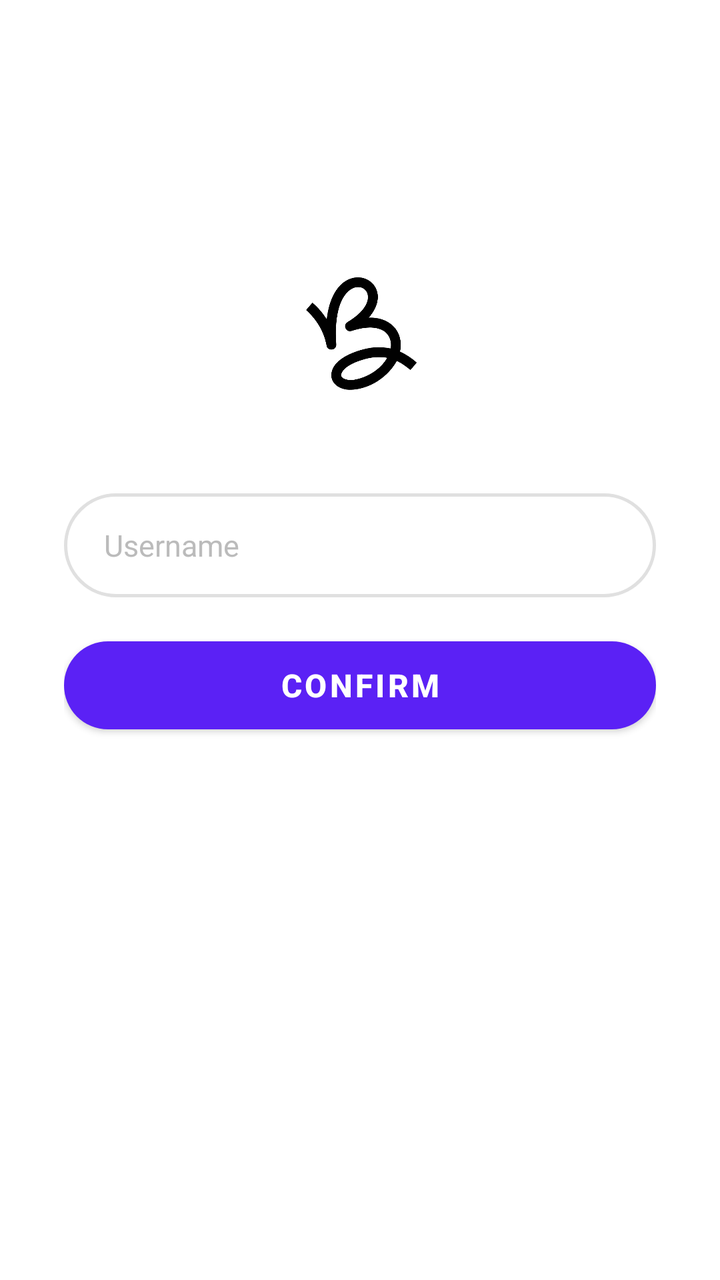
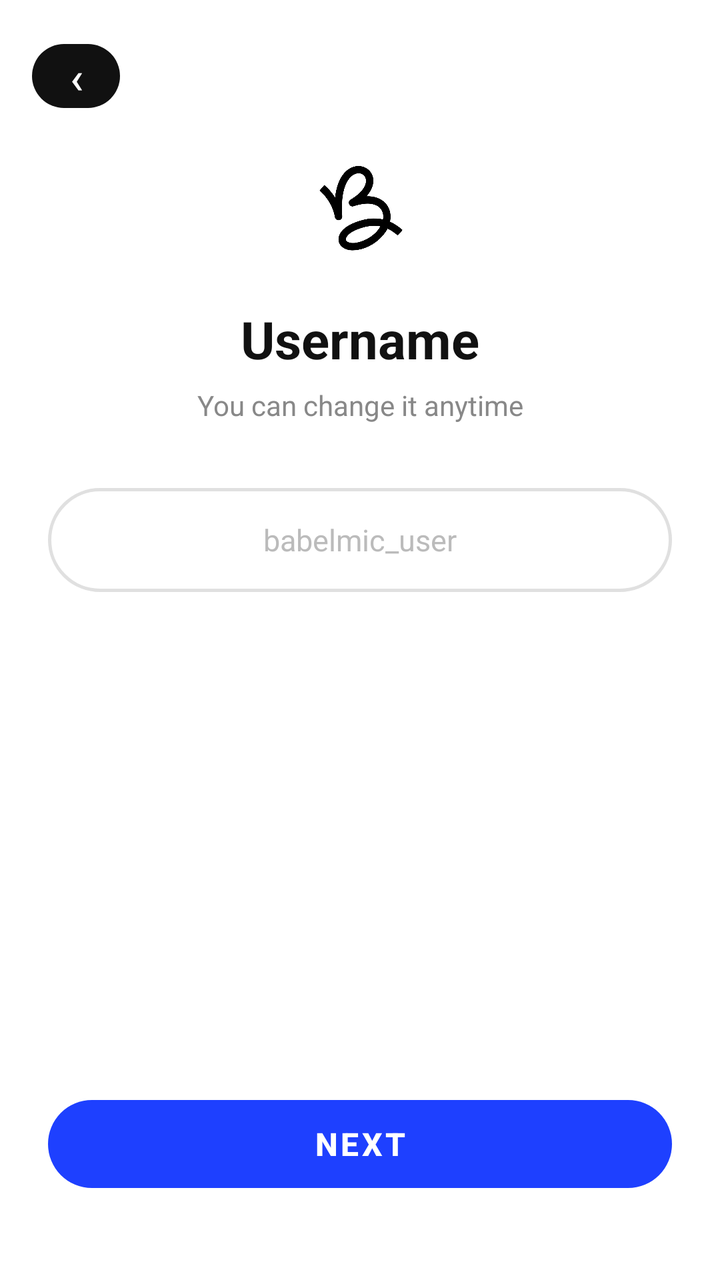

An Android layout rendered at two revisions. The XML below is the earlier revision; the diff shows what the commit changed to produce the second picture.
<!-- AndroidManifest.xml: application theme Theme.BabelMic -->
<!-- res/layout/activity_username.xml -->
<?xml version="1.0" encoding="utf-8"?>
<LinearLayout
    xmlns:android="http://schemas.android.com/apk/res/android"
    xmlns:app="http://schemas.android.com/apk/res-auto"
    android:layout_width="match_parent"
    android:layout_height="match_parent"
    android:orientation="vertical"
    android:gravity="center"
    android:background="@color/background"
    android:paddingHorizontal="32dp">

    
    <View android:layout_width="match_parent" android:layout_height="0dp"
        android:layout_weight="1" />

    
    <ImageView
        android:id="@+id/iv_logo"
        android:layout_width="@dimen/logo_size"
        android:layout_height="@dimen/logo_size"
        android:src="@drawable/ic_logo"
        android:contentDescription="BabelMic logo"
        android:layout_gravity="center_horizontal"
        android:layout_marginBottom="48dp" />

    
    <EditText
        android:id="@+id/et_username"
        android:layout_width="match_parent"
        android:layout_height="@dimen/input_height"
        android:background="@drawable/bg_input_pill"
        android:hint="Username"
        android:textColorHint="@color/text_hint"
        android:textColor="@color/text_primary"
        android:textSize="15sp"
        android:paddingHorizontal="20dp"
        android:inputType="textPersonName"
        android:maxLength="24"
        android:singleLine="true"
        android:imeOptions="actionDone"
        android:layout_marginBottom="16dp" />

    
    <com.google.android.material.button.MaterialButton
        android:id="@+id/btn_confirm"
        android:layout_width="match_parent"
        android:layout_height="@dimen/button_height"
        android:text="Confirm"
        android:textColor="@color/text_on_primary"
        android:textSize="16sp"
        android:textStyle="bold"
        app:backgroundTint="@color/babelmic_primary"
        app:cornerRadius="@dimen/button_corner"
        app:elevation="0dp" />

    
    <View android:layout_width="match_parent" android:layout_height="0dp"
        android:layout_weight="2" />

</LinearLayout>
<!-- resources referenced by this layout -->
<resources>
  <color name="babelmic_primary">#5B21F5</color>
  <color name="background">#FFFFFF</color>
  <color name="text_hint">#BBBBBB</color>
  <color name="text_on_primary">#FFFFFF</color>
  <color name="text_primary">#111111</color>
  <dimen name="button_corner">28dp</dimen>
  <dimen name="button_height">56dp</dimen>
  <dimen name="input_height">52dp</dimen>
  <dimen name="logo_size">64dp</dimen>
  <!-- drawable bg_input_pill (drawable) -->
  <?xml version="1.0" encoding="utf-8"?>
  <shape xmlns:android="http://schemas.android.com/apk/res/android"
      android:shape="rectangle">
      <solid android:color="@color/input_bg" />
      <corners android:radius="28dp" />
      <stroke android:width="1.5dp" android:color="@color/input_border" />
  </shape>
  <!-- drawable ic_logo (drawable) -->
  <?xml version="1.0" encoding="utf-8"?>
  <vector xmlns:android="http://schemas.android.com/apk/res/android"
      android:width="64dp"
      android:height="64dp"
      android:viewportWidth="100"
      android:viewportHeight="100">
  
      
  
      
      <path
          android:fillColor="@android:color/transparent"
          android:strokeColor="#111111"
          android:strokeWidth="11"
          android:strokeLineCap="round"
          android:strokeLineJoin="round"
          android:pathData="
              M 20,78
              C 16,70 15,60 18,51
              C 21,42 28,35 36,30
              C 30,25 24,18 24,11
              C 24,6  28,3  33,4
              C 38,5  41,10 38,15
              C 36,19 32,20 36,22
              C 44,25 54,30 60,38
              C 66,46 65,57 59,64
              C 53,71 44,74 35,73
              C 30,72 25,76 22,80
          " />
  
      
      <path
          android:fillColor="@android:color/transparent"
          android:strokeColor="#111111"
          android:strokeWidth="11"
          android:strokeLineCap="round"
          android:strokeLineJoin="round"
          android:pathData="
              M 36,30
              C 48,30 62,34 68,43
              C 74,52 70,65 62,71
              C 54,77 43,78 33,76
          " />
  
  </vector>
  <style name="Theme.BabelMic" parent="Theme.MaterialComponents.Light.NoActionBar">
          <item name="colorPrimary">@color/babelmic_primary</item>
          <item name="colorPrimaryVariant">@color/babelmic_primary_dark</item>
          <item name="colorOnPrimary">@color/text_on_primary</item>
          <item name="colorSecondary">@color/babelmic_accent</item>
          <item name="colorOnSecondary">@color/text_on_accent</item>
          <item name="android:colorBackground">@color/background</item>
          <item name="colorSurface">@color/surface</item>
          <item name="colorOnSurface">@color/text_primary</item>
          <item name="android:statusBarColor">@color/background</item>
          <item name="android:windowLightStatusBar">true</item>
          <item name="android:textColorPrimary">@color/text_primary</item>
          <item name="android:textColorSecondary">@color/text_secondary</item>
          <item name="android:textColorHint">@color/text_hint</item>
          <item name="shapeAppearanceSmallComponent">@style/ShapeAppearance.BabelMic.SmallComponent</item>
          <item name="shapeAppearanceMediumComponent">@style/ShapeAppearance.BabelMic.MediumComponent</item>
      </style>
  <color name="input_bg">#FFFFFF</color>
  <color name="input_border">#E0E0E0</color>
  <color name="babelmic_primary_dark">#4318C4</color>
  <color name="babelmic_accent">#FFEB00</color>
  <color name="text_on_accent">#111111</color>
  <color name="surface">#FFFFFF</color>
  <color name="text_secondary">#888888</color>
  <style name="ShapeAppearance.BabelMic.SmallComponent" parent="ShapeAppearance.MaterialComponents.SmallComponent">
          <item name="cornerSize">50%</item>
      </style>
  <style name="ShapeAppearance.BabelMic.MediumComponent" parent="ShapeAppearance.MaterialComponents.MediumComponent">
          <item name="cornerSize">16dp</item>
      </style>
</resources>

<!-- the commit's change to res/layout/activity_username.xml (unified diff, before → after) -->
@@ -1,17 +1,29 @@
 <?xml version="1.0" encoding="utf-8"?>
-<LinearLayout
+<androidx.constraintlayout.widget.ConstraintLayout
     xmlns:android="http://schemas.android.com/apk/res/android"
     xmlns:app="http://schemas.android.com/apk/res-auto"
     android:layout_width="match_parent"
     android:layout_height="match_parent"
-    android:orientation="vertical"
-    android:gravity="center"
-    android:background="@color/background"
-    android:paddingHorizontal="32dp">
+    android:background="@color/background">
 
     
-    <View android:layout_width="match_parent" android:layout_height="0dp"
-        android:layout_weight="1" />
+    <com.google.android.material.button.MaterialButton
+        android:id="@+id/btn_back"
+        style="@style/Widget.MaterialComponents.Button.OutlinedButton"
+        android:layout_width="44dp"
+        android:layout_height="44dp"
+        android:layout_marginStart="16dp"
+        android:layout_marginTop="16dp"
+        android:padding="0dp"
+        android:text="‹"
+        android:textSize="22sp"
+        android:textColor="@color/text_on_black"
+        app:backgroundTint="@color/babelmic_black"
+        app:strokeWidth="0dp"
+        app:cornerRadius="22dp"
+        app:elevation="0dp"
+        app:layout_constraintTop_toTopOf="parent"
+        app:layout_constraintStart_toStartOf="parent" />
 
     
     <ImageView
@@ -19,42 +31,79 @@
         android:layout_width="@dimen/logo_size"
         android:layout_height="@dimen/logo_size"
         android:src="@drawable/ic_logo"
-        android:contentDescription="BabelMic logo"
-        android:layout_gravity="center_horizontal"
-        android:layout_marginBottom="48dp" />
+        android:scaleType="fitCenter"
+        android:contentDescription="BabelMic"
+        android:layout_marginTop="80dp"
+        app:layout_constraintTop_toTopOf="parent"
+        app:layout_constraintStart_toStartOf="parent"
+        app:layout_constraintEnd_toEndOf="parent" />
+
+    
+    <TextView
+        android:id="@+id/tv_title"
+        android:layout_width="wrap_content"
+        android:layout_height="wrap_content"
+        android:text="Username"
+        android:textSize="26sp"
+        android:textStyle="bold"
+        android:textColor="@color/text_primary"
+        android:layout_marginTop="24dp"
+        app:layout_constraintTop_toBottomOf="@id/iv_logo"
+        app:layout_constraintStart_toStartOf="parent"
+        app:layout_constraintEnd_toEndOf="parent" />
+
+    
+    <TextView
+        android:id="@+id/tv_subtitle"
+        android:layout_width="wrap_content"
+        android:layout_height="wrap_content"
+        android:text="You can change it anytime"
+        android:textSize="14sp"
+        android:textColor="@color/text_secondary"
+        android:layout_marginTop="6dp"
+        app:layout_constraintTop_toBottomOf="@id/tv_title"
+        app:layout_constraintStart_toStartOf="parent"
+        app:layout_constraintEnd_toEndOf="parent" />
 
     
     <EditText
         android:id="@+id/et_username"
-        android:layout_width="match_parent"
+        android:layout_width="0dp"
         android:layout_height="@dimen/input_height"
+        android:layout_marginHorizontal="24dp"
+        android:layout_marginTop="32dp"
         android:background="@drawable/bg_input_pill"
-        android:hint="Username"
+        android:hint="babelmic_user"
         android:textColorHint="@color/text_hint"
         android:textColor="@color/text_primary"
         android:textSize="15sp"
         android:paddingHorizontal="20dp"
+        android:gravity="center"
         android:inputType="textPersonName"
         android:maxLength="24"
         android:singleLine="true"
         android:imeOptions="actionDone"
-        android:layout_marginBottom="16dp" />
+        app:layout_constraintTop_toBottomOf="@id/tv_subtitle"
+        app:layout_constraintStart_toStartOf="parent"
+        app:layout_constraintEnd_toEndOf="parent" />
 
     
     <com.google.android.material.button.MaterialButton
-        android:id="@+id/btn_confirm"
-        android:layout_width="match_parent"
+        android:id="@+id/btn_next"
+        android:layout_width="0dp"
         android:layout_height="@dimen/button_height"
-        android:text="Confirm"
-        android:textColor="@color/text_on_primary"
+        android:layout_marginHorizontal="24dp"
+        android:layout_marginBottom="40dp"
+        android:text="Next"
+        android:textColor="@color/text_on_blue"
         android:textSize="16sp"
         android:textStyle="bold"
-        app:backgroundTint="@color/babelmic_primary"
+        android:enabled="false"
+        app:backgroundTint="@color/babelmic_blue"
         app:cornerRadius="@dimen/button_corner"
-        app:elevation="0dp" />
+        app:elevation="0dp"
+        app:layout_constraintBottom_toBottomOf="parent"
+        app:layout_constraintStart_toStartOf="parent"
+        app:layout_constraintEnd_toEndOf="parent" />
 
-    
-    <View android:layout_width="match_parent" android:layout_height="0dp"
-        android:layout_weight="2" />
-
-</LinearLayout>
+</androidx.constraintlayout.widget.ConstraintLayout>
<!-- resource entries referenced after the edit -->
@@ -1,19 +1,20 @@
 <!-- resources referenced by this layout -->
 <resources>
-  <color name="babelmic_primary">#5B21F5</color>
+  <color name="babelmic_black">#111111</color>
+  <color name="babelmic_blue">#1E40FF</color>
   <color name="background">#FFFFFF</color>
   <color name="text_hint">#BBBBBB</color>
-  <color name="text_on_primary">#FFFFFF</color>
+  <color name="text_on_black">#FFFFFF</color>
+  <color name="text_on_blue">#FFFFFF</color>
   <color name="text_primary">#111111</color>
   <dimen name="button_corner">28dp</dimen>
   <dimen name="button_height">56dp</dimen>
   <dimen name="input_height">52dp</dimen>
-  <dimen name="logo_size">64dp</dimen>
+  <dimen name="logo_size">48dp</dimen>
   <!-- drawable bg_input_pill (drawable) -->
   <?xml version="1.0" encoding="utf-8"?>
-  <shape xmlns:android="http://schemas.android.com/apk/res/android"
-      android:shape="rectangle">
-      <solid android:color="@color/input_bg" />
+  <shape xmlns:android="http://schemas.android.com/apk/res/android" android:shape="rectangle">
+      <solid android:color="#FFFFFF" />
       <corners android:radius="28dp" />
       <stroke android:width="1.5dp" android:color="@color/input_border" />
   </shape>
@@ -64,34 +65,24 @@
   
   </vector>
   <style name="Theme.BabelMic" parent="Theme.MaterialComponents.Light.NoActionBar">
-          <item name="colorPrimary">@color/babelmic_primary</item>
-          <item name="colorPrimaryVariant">@color/babelmic_primary_dark</item>
-          <item name="colorOnPrimary">@color/text_on_primary</item>
-          <item name="colorSecondary">@color/babelmic_accent</item>
-          <item name="colorOnSecondary">@color/text_on_accent</item>
+          <item name="colorPrimary">@color/babelmic_blue</item>
+          <item name="colorPrimaryVariant">@color/babelmic_blue_dark</item>
+          <item name="colorOnPrimary">@color/text_on_blue</item>
+          <item name="colorSecondary">@color/ring_pink</item>
+          <item name="colorOnSecondary">@color/text_on_blue</item>
           <item name="android:colorBackground">@color/background</item>
           <item name="colorSurface">@color/surface</item>
           <item name="colorOnSurface">@color/text_primary</item>
-          <item name="android:statusBarColor">@color/background</item>
+          <item name="android:statusBarColor">@android:color/transparent</item>
           <item name="android:windowLightStatusBar">true</item>
           <item name="android:textColorPrimary">@color/text_primary</item>
           <item name="android:textColorSecondary">@color/text_secondary</item>
           <item name="android:textColorHint">@color/text_hint</item>
-          <item name="shapeAppearanceSmallComponent">@style/ShapeAppearance.BabelMic.SmallComponent</item>
-          <item name="shapeAppearanceMediumComponent">@style/ShapeAppearance.BabelMic.MediumComponent</item>
       </style>
-  <color name="input_bg">#FFFFFF</color>
   <color name="input_border">#E0E0E0</color>
-  <color name="babelmic_primary_dark">#4318C4</color>
-  <color name="babelmic_accent">#FFEB00</color>
-  <color name="text_on_accent">#111111</color>
+  <color name="babelmic_blue_dark">#1430CC</color>
+  <color name="ring_pink">#FF2D78</color>
   <color name="surface">#FFFFFF</color>
   <color name="text_secondary">#888888</color>
-  <style name="ShapeAppearance.BabelMic.SmallComponent" parent="ShapeAppearance.MaterialComponents.SmallComponent">
-          <item name="cornerSize">50%</item>
-      </style>
-  <style name="ShapeAppearance.BabelMic.MediumComponent" parent="ShapeAppearance.MaterialComponents.MediumComponent">
-          <item name="cornerSize">16dp</item>
-      </style>
 </resources>
 
